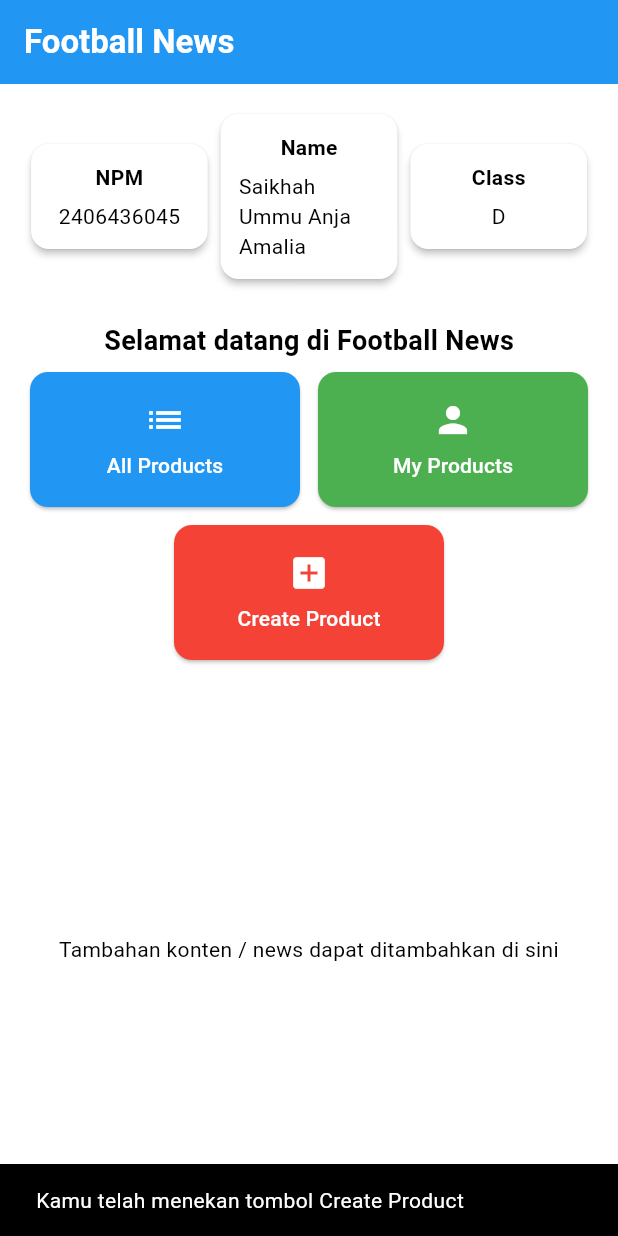
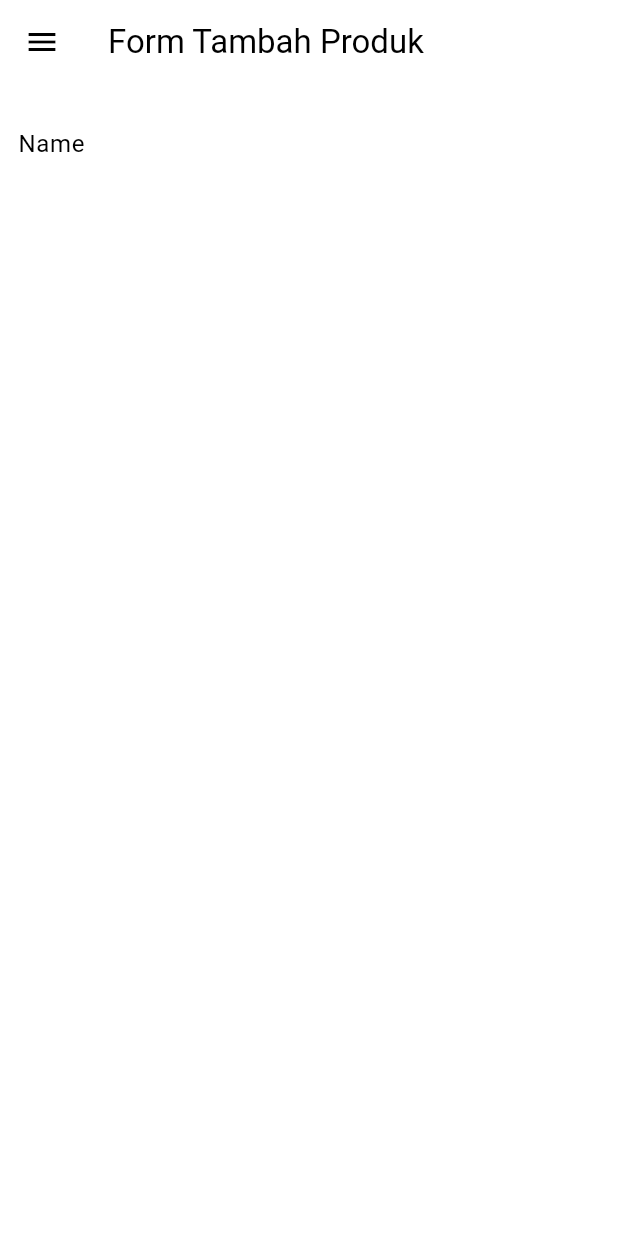
Before and after one commit to Saikhah/saikhahstation-mobile, a Flutter app: the screen it shows after launch, after a tap on "Create Product", on a phone screen of 412 x 824 dp. Run offline on Flutter 3.47's test engine with Material 3 defaults, Android fonts, the phone set to English and light mode, and no system bars.

Commit message:
tugas 8 selesai

```diff
--- a/lib/menu.dart
+++ b/lib/menu.dart
@@ -1,4 +1,6 @@
 import 'package:flutter/material.dart';
+import 'package:saikhahstation/widgets/product_form.dart';
+import 'package:saikhahstation/widgets/left_drawer.dart';
 
 class MyHomePage extends StatelessWidget {
   MyHomePage({super.key});
@@ -11,6 +13,7 @@ class MyHomePage extends StatelessWidget {
   Widget build(BuildContext context) {
     // scaffold dengan AppBar dan body
     return Scaffold(
+      drawer: const LeftDrawer(),
       appBar: AppBar(
         title: const Text(
           'Football News',
@@ -129,13 +132,10 @@ class MyHomePage extends StatelessWidget {
                       padding: const EdgeInsets.all(12),
                     ),
                     onPressed: () {
-                      ScaffoldMessenger.of(context)
-                        ..hideCurrentSnackBar()
-                        ..showSnackBar(
-                          const SnackBar(
-                            content: Text("Kamu telah menekan tombol Create Product"),
-                          ),
-                        );
+                      Navigator.push(
+                        context,
+                        MaterialPageRoute(builder: (ctx) => const ProductFormPage()),
+                      );
                     },
                     child: Column(
                       mainAxisAlignment: MainAxisAlignment.center,
--- /dev/null
+++ b/lib/widgets/left_drawer.dart
@@ -0,0 +1,47 @@
+import 'package:flutter/material.dart';
+import 'package:saikhahstation/menu.dart';
+import 'package:saikhahstation/widgets/product_form.dart';
+
+class LeftDrawer extends StatelessWidget {
+  const LeftDrawer({super.key});
+
+  @override
+  Widget build(BuildContext context) {
+    return Drawer(
+      child: ListView(
+        padding: EdgeInsets.zero,
+        children: [
+          const DrawerHeader(
+            decoration: BoxDecoration(color: Colors.indigo),
+            child: Center(
+              child: Text('Menu', style: TextStyle(color: Colors.white, fontSize: 20)),
+            ),
+          ),
+          ListTile(
+            leading: const Icon(Icons.home_outlined),
+            title: const Text('Halaman Utama'),
+            onTap: () {
+              // ganti route ke halaman utama (replace agar drawer ditutup rapi)
+              Navigator.pop(context); // tutup drawer dulu
+              Navigator.pushReplacement(
+                context,
+                MaterialPageRoute(builder: (ctx) => MyHomePage()),
+              );
+            },
+          ),
+          ListTile(
+            leading: const Icon(Icons.add_box),
+            title: const Text('Tambah Produk'),
+            onTap: () {
+              Navigator.pop(context); // tutup drawer
+              Navigator.push(
+                context,
+                MaterialPageRoute(builder: (ctx) => const ProductFormPage()),
+              );
+            },
+          ),
+        ],
+      ),
+    );
+  }
+}
--- /dev/null
+++ b/lib/widgets/product_form.dart
@@ -0,0 +1,47 @@
+import 'package:flutter/material.dart';
+import 'left_drawer.dart'; // <-- pastikan ada ini (relative import)
+
+class ProductFormPage extends StatefulWidget {
+  const ProductFormPage({super.key});
+  @override
+  State<ProductFormPage> createState() => _ProductFormPageState();
+}
+
+class _ProductFormPageState extends State<ProductFormPage> {
+  final _formKey = GlobalKey<FormState>();
+  String _name = "";
+  String _price = "";
+  String _description = "";
+  String _category = "misc";
+  String _thumbnail = "";
+  bool _isFeatured = false;
+
+  final List<String> _categories = ['misc','apparel','equipment','accessory'];
+
+  @override
+  Widget build(BuildContext context) {
+    return Scaffold(
+      appBar: AppBar(title: const Text('Form Tambah Produk')),
+      drawer: const LeftDrawer(), // sekarang harus dikenali
+      body: Form(
+        key: _formKey,
+        child: SingleChildScrollView(
+          padding: const EdgeInsets.all(12),
+          child: Column(
+            crossAxisAlignment: CrossAxisAlignment.start,
+            children: [
+              // fields...
+              TextFormField(
+                decoration: const InputDecoration(labelText: 'Name'),
+                onChanged: (v) => setState(() => _name = v),
+                validator: (v) => v == null || v.isEmpty ? 'Name tidak boleh kosong' : null,
+              ),
+              const SizedBox(height: 12),
+              // ... sisanya sebagaimana sudah kamu punya
+            ],
+          ),
+        ),
+      ),
+    );
+  }
+}
```
Also changed, not shown: 1 other file.
